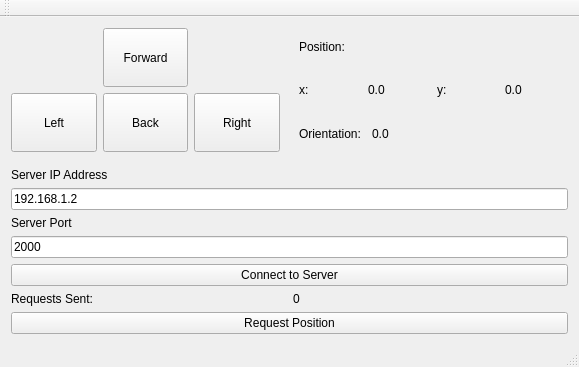
This is QtClients/MovementDebugger/mainwindow.ui in madhavpatel6/EmbeddedSystemDesign_Team02 as Qt 5 draws it before an edit. The edited form follows.
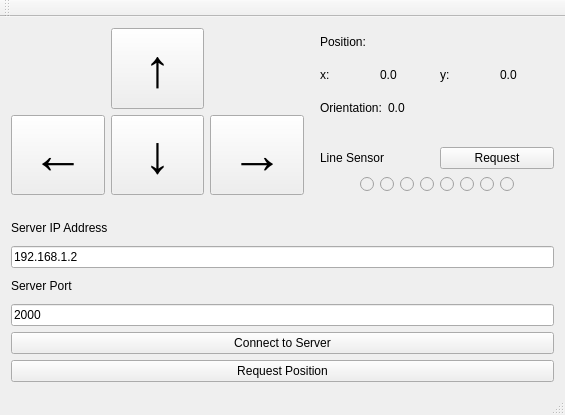
This is the edited form.

Commit message: Added line sensor requests and displays readings on GUI

What changed in the file:
```diff
--- a/QtClients/MovementDebugger/mainwindow.ui
+++ b/QtClients/MovementDebugger/mainwindow.ui
@@ -6,8 +6,8 @@
    <rect>
     <x>0</x>
     <y>0</y>
-    <width>579</width>
-    <height>367</height>
+    <width>565</width>
+    <height>415</height>
    </rect>
   </property>
   <property name="windowTitle">
@@ -16,7 +16,10 @@
   <widget class="QWidget" name="centralWidget">
    <layout class="QVBoxLayout" name="verticalLayout_2">
     <item>
-     <layout class="QHBoxLayout" name="horizontalLayout">
+     <layout class="QHBoxLayout" name="horizontalLayout" stretch="1,0,0">
+      <property name="bottomMargin">
+       <number>0</number>
+      </property>
       <item>
        <layout class="QGridLayout" name="gridLayout">
         <item row="3" column="0">
@@ -27,8 +30,13 @@
             <verstretch>0</verstretch>
            </sizepolicy>
           </property>
+          <property name="font">
+           <font>
+            <pointsize>40</pointsize>
+           </font>
+          </property>
           <property name="text">
-           <string>Left</string>
+           <string>←</string>
           </property>
          </widget>
         </item>
@@ -40,8 +48,13 @@
             <verstretch>0</verstretch>
            </sizepolicy>
           </property>
+          <property name="font">
+           <font>
+            <pointsize>40</pointsize>
+           </font>
+          </property>
           <property name="text">
-           <string>Right</string>
+           <string>→</string>
           </property>
          </widget>
         </item>
@@ -53,11 +66,16 @@
             <verstretch>0</verstretch>
            </sizepolicy>
           </property>
+          <property name="font">
+           <font>
+            <pointsize>40</pointsize>
+           </font>
+          </property>
           <property name="autoFillBackground">
            <bool>false</bool>
           </property>
           <property name="text">
-           <string>Forward</string>
+           <string>↑</string>
           </property>
           <property name="flat">
            <bool>false</bool>
@@ -72,8 +90,19 @@
             <verstretch>0</verstretch>
            </sizepolicy>
           </property>
+          <property name="font">
+           <font>
+            <pointsize>40</pointsize>
+            <weight>50</weight>
+            <bold>false</bold>
+            <kerning>true</kerning>
+           </font>
+          </property>
+          <property name="layoutDirection">
+           <enum>Qt::LeftToRight</enum>
+          </property>
           <property name="text">
-           <string>Back</string>
+           <string>↓</string>
           </property>
          </widget>
         </item>
@@ -89,7 +118,7 @@
         </property>
         <property name="sizeHint" stdset="0">
          <size>
-          <width>13</width>
+          <width>10</width>
           <height>20</height>
          </size>
         </property>
@@ -162,7 +191,253 @@
             </property>
             <property name="sizeHint" stdset="0">
              <size>
-              <width>129</width>
+              <width>110</width>
+              <height>20</height>
+             </size>
+            </property>
+           </spacer>
+          </item>
+         </layout>
+        </item>
+        <item>
+         <spacer name="verticalSpacer_2">
+          <property name="orientation">
+           <enum>Qt::Vertical</enum>
+          </property>
+          <property name="sizeType">
+           <enum>QSizePolicy::Fixed</enum>
+          </property>
+          <property name="sizeHint" stdset="0">
+           <size>
+            <width>20</width>
+            <height>20</height>
+           </size>
+          </property>
+         </spacer>
+        </item>
+        <item>
+         <layout class="QHBoxLayout" name="horizontalLayout_6">
+          <item>
+           <widget class="QLabel" name="lbl_lineSensor">
+            <property name="text">
+             <string>Line Sensor</string>
+            </property>
+            <property name="alignment">
+             <set>Qt::AlignLeading|Qt::AlignLeft|Qt::AlignVCenter</set>
+            </property>
+           </widget>
+          </item>
+          <item>
+           <widget class="QPushButton" name="pb_requestLineSensor">
+            <property name="text">
+             <string>Request</string>
+            </property>
+           </widget>
+          </item>
+         </layout>
+        </item>
+        <item>
+         <layout class="QHBoxLayout" name="horizontalLayout_5">
+          <item>
+           <spacer name="horizontalSpacer_4">
+            <property name="orientation">
+             <enum>Qt::Horizontal</enum>
+            </property>
+            <property name="sizeHint" stdset="0">
+             <size>
+              <width>40</width>
+              <height>20</height>
+             </size>
+            </property>
+           </spacer>
+          </item>
+          <item>
+           <widget class="QRadioButton" name="rb_lineSensor0">
+            <property name="enabled">
+             <bool>false</bool>
+            </property>
+            <property name="sizePolicy">
+             <sizepolicy hsizetype="Fixed" vsizetype="Fixed">
+              <horstretch>0</horstretch>
+              <verstretch>0</verstretch>
+             </sizepolicy>
+            </property>
+            <property name="contextMenuPolicy">
+             <enum>Qt::DefaultContextMenu</enum>
+            </property>
+            <property name="inputMethodHints">
+             <set>Qt::ImhNone</set>
+            </property>
+            <property name="text">
+             <string/>
+            </property>
+            <property name="autoExclusive">
+             <bool>false</bool>
+            </property>
+           </widget>
+          </item>
+          <item>
+           <widget class="QRadioButton" name="rb_lineSensor1">
+            <property name="enabled">
+             <bool>false</bool>
+            </property>
+            <property name="sizePolicy">
+             <sizepolicy hsizetype="Fixed" vsizetype="Fixed">
+              <horstretch>0</horstretch>
+              <verstretch>0</verstretch>
+             </sizepolicy>
+            </property>
+            <property name="text">
+             <string/>
+            </property>
+            <property name="checkable">
+             <bool>true</bool>
+            </property>
+            <property name="autoExclusive">
+             <bool>false</bool>
+            </property>
+           </widget>
+          </item>
+          <item>
+           <widget class="QRadioButton" name="rb_lineSensor2">
+            <property name="enabled">
+             <bool>false</bool>
+            </property>
+            <property name="sizePolicy">
+             <sizepolicy hsizetype="Fixed" vsizetype="Fixed">
+              <horstretch>0</horstretch>
+              <verstretch>0</verstretch>
+             </sizepolicy>
+            </property>
+            <property name="text">
+             <string/>
+            </property>
+            <property name="checkable">
+             <bool>true</bool>
+            </property>
+            <property name="autoExclusive">
+             <bool>false</bool>
+            </property>
+           </widget>
+          </item>
+          <item>
+           <widget class="QRadioButton" name="rb_lineSensor3">
+            <property name="enabled">
+             <bool>false</bool>
+            </property>
+            <property name="sizePolicy">
+             <sizepolicy hsizetype="Fixed" vsizetype="Fixed">
+              <horstretch>0</horstretch>
+              <verstretch>0</verstretch>
+             </sizepolicy>
+            </property>
+            <property name="text">
+             <string/>
+            </property>
+            <property name="checkable">
+             <bool>true</bool>
+            </property>
+            <property name="autoExclusive">
+             <bool>false</bool>
+            </property>
+           </widget>
+          </item>
+          <item>
+           <widget class="QRadioButton" name="rb_lineSensor4">
+            <property name="enabled">
+             <bool>false</bool>
+            </property>
+            <property name="sizePolicy">
+             <sizepolicy hsizetype="Fixed" vsizetype="Fixed">
+              <horstretch>0</horstretch>
+              <verstretch>0</verstretch>
+             </sizepolicy>
+            </property>
+            <property name="text">
+             <string/>
+            </property>
+            <property name="checkable">
+             <bool>true</bool>
+            </property>
+            <property name="autoExclusive">
+             <bool>false</bool>
+            </property>
+           </widget>
+          </item>
+          <item>
+           <widget class="QRadioButton" name="rb_lineSensor5">
+            <property name="enabled">
+             <bool>false</bool>
+            </property>
+            <property name="sizePolicy">
+             <sizepolicy hsizetype="Fixed" vsizetype="Fixed">
+              <horstretch>0</horstretch>
+              <verstretch>0</verstretch>
+             </sizepolicy>
+            </property>
+            <property name="text">
+             <string/>
+            </property>
+            <property name="checkable">
+             <bool>true</bool>
+            </property>
+            <property name="autoExclusive">
+             <bool>false</bool>
+            </property>
+           </widget>
+          </item>
+          <item>
+           <widget class="QRadioButton" name="rb_lineSensor6">
+            <property name="enabled">
+             <bool>false</bool>
+            </property>
+            <property name="sizePolicy">
+             <sizepolicy hsizetype="Fixed" vsizetype="Fixed">
+              <horstretch>0</horstretch>
+              <verstretch>0</verstretch>
+             </sizepolicy>
+            </property>
+            <property name="text">
+             <string/>
+            </property>
+            <property name="checkable">
+             <bool>true</bool>
+            </property>
+            <property name="autoExclusive">
+             <bool>false</bool>
+            </property>
+           </widget>
+          </item>
+          <item>
+           <widget class="QRadioButton" name="rb_lineSensor7">
+            <property name="enabled">
+             <bool>false</bool>
+            </property>
+            <property name="sizePolicy">
+             <sizepolicy hsizetype="Fixed" vsizetype="Fixed">
+              <horstretch>0</horstretch>
+              <verstretch>0</verstretch>
+             </sizepolicy>
+            </property>
+            <property name="text">
+             <string/>
+            </property>
+            <property name="checkable">
+             <bool>true</bool>
+            </property>
+            <property name="autoExclusive">
+             <bool>false</bool>
+            </property>
+           </widget>
+          </item>
+          <item>
+           <spacer name="horizontalSpacer_3">
+            <property name="orientation">
+             <enum>Qt::Horizontal</enum>
+            </property>
+            <property name="sizeHint" stdset="0">
+             <size>
+              <width>40</width>
               <height>20</height>
              </size>
             </property>
@@ -185,7 +460,7 @@
       <property name="sizeHint" stdset="0">
        <size>
         <width>20</width>
-        <height>10</height>
+        <height>15</height>
        </size>
       </property>
      </spacer>
@@ -228,25 +503,7 @@
        </widget>
       </item>
       <item>
-       <layout class="QHBoxLayout" name="horizontalLayout_4">
-        <item>
-         <widget class="QLabel" name="lbl_requestsSent">
-          <property name="text">
-           <string>Requests Sent:</string>
-          </property>
-         </widget>
-        </item>
-        <item>
-         <widget class="QLabel" name="lbl_requestCounter">
-          <property name="text">
-           <string>0</string>
-          </property>
-         </widget>
-        </item>
-       </layout>
-      </item>
-      <item>
-       <widget class="QPushButton" name="btn_requestPosition">
+       <widget class="QPushButton" name="pb_requestPosition">
         <property name="text">
          <string>Request Position</string>
         </property>
```
Left out of the diff: 2 changed lines with no effect on the pictures. The commit also changes 5 other files.
